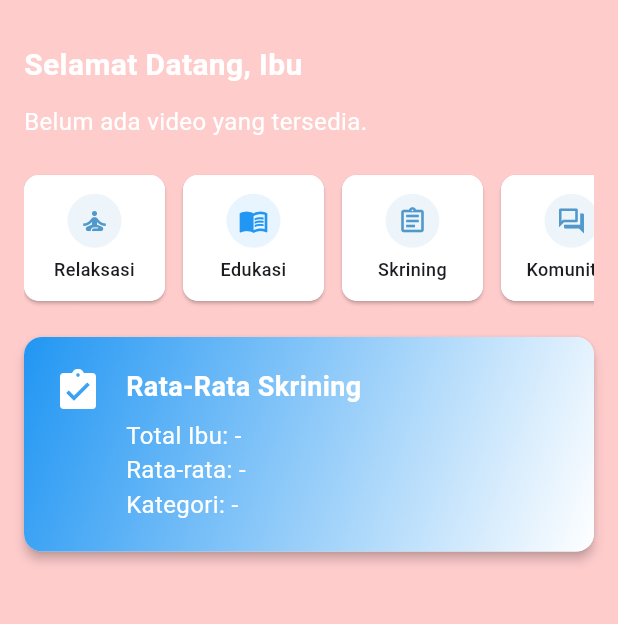
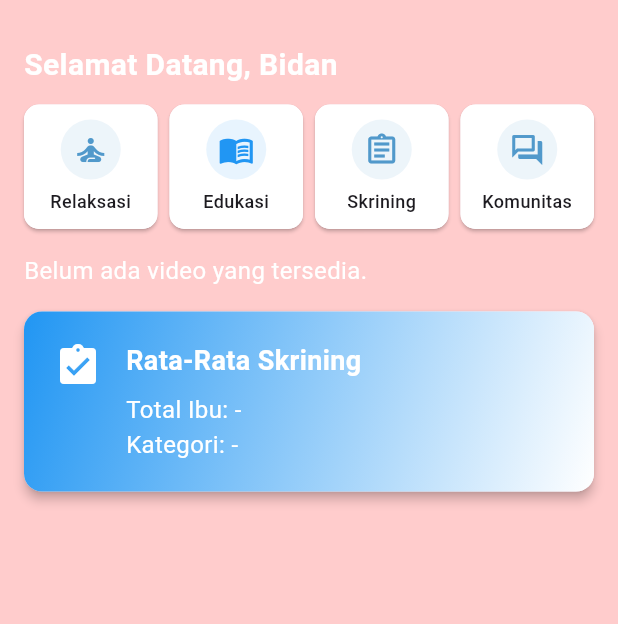
Before and after one commit to Akasshy/mamah-project, a Flutter app: the BerandaBidan screen opened directly, on a phone screen of 412 x 824 dp, the part 101-725 px from its top. Run offline on Flutter 3.47's test engine with Material 3 defaults, Android fonts, the phone set to English and light mode, and no system bars; drawn by our look-alikes of flutter_animate; our stand-ins replace image_picker, shared_preferences, shimmer, smooth_page_indicator, webview_flutter, youtube_player_flutter; accounts and stored records are empty; network calls fail.

Commit message:
update beranda ibu dan bidan

```diff
--- a/lib/bidan/beranda_bidan.dart
+++ b/lib/bidan/beranda_bidan.dart
@@ -5,7 +5,7 @@ import 'package:flutter_animate/flutter_animate.dart';
 import 'package:health_app/app_colors.dart';
 import 'package:health_app/bidan/skrining/skrinings_bidan.dart';
 import 'package:health_app/edukasi/education_page.dart';
-import 'package:health_app/homePage.dart';
+// import 'package:health_app/homePage.dart';
 import 'package:health_app/ibu/beranda/reksasipage.dart';
 import 'package:health_app/ibu/diskusi/diskusi_page.dart';
 import 'package:health_app/ip_config.dart';
@@ -14,7 +14,9 @@ import 'package:http/http.dart' as http;
 import 'package:shared_preferences/shared_preferences.dart';
 import 'package:youtube_player_flutter/youtube_player_flutter.dart';
 
+/// Halaman utama (beranda) untuk pengguna dengan role "Bidan"
 class BerandaBidan extends StatefulWidget {
+  // ignore: use_super_parameters
   const BerandaBidan({Key? key}) : super(key: key);
 
   @override
@@ -22,24 +24,27 @@ class BerandaBidan extends StatefulWidget {
 }
 
 class _BerandaBidanState extends State<BerandaBidan> {
+  // --- Data profil pengguna
   String? userName;
   String? photoUrl;
 
+  // --- Data video relaksasi
   bool isLoadingRelaxation = true;
   Map<String, dynamic>? relaxationVideo;
 
-  // 🔥 Tambahan state untuk data rata-rata skrining
+  // --- Data rata-rata hasil skrining
   bool isLoadingAverage = true;
   Map<String, dynamic>? averageData;
 
   @override
   void initState() {
     super.initState();
-    loadUserData();
-    fetchAndSetRelaxationVideo();
-    fetchAverageScore(); // 🔥 ambil data rata-rata skrining
+    loadUserData(); // ambil data pengguna login
+    fetchAndSetRelaxationVideo(); // ambil video relaksasi dari API
+    fetchAverageScore(); // ambil data rata-rata skrining dari API
   }
 
+  /// Ambil data user dari API `/api/me`
   void loadUserData() async {
     final prefs = await SharedPreferences.getInstance();
     final token = prefs.getString('token');
@@ -71,13 +76,14 @@ class _BerandaBidanState extends State<BerandaBidan> {
     }
   }
 
+  /// Ambil video relaksasi dari API `/api/flyer`
   Future<void> fetchAndSetRelaxationVideo() async {
     try {
       final prefs = await SharedPreferences.getInstance();
       final token = prefs.getString('token');
 
       final response = await http.get(
-        Uri.parse('$baseUrl/api/relaxation-video'),
+        Uri.parse('$baseUrl/api/flyer'),
         headers: {'Authorization': 'Bearer $token'},
       );
 
@@ -86,7 +92,7 @@ class _BerandaBidanState extends State<BerandaBidan> {
       if (response.statusCode == 200) {
         final data = jsonDecode(response.body);
         setState(() {
-          relaxationVideo = data['video']; // pastikan format sesuai API
+          relaxationVideo = data['data']; // ✅ ambil dari field `data`
           isLoadingRelaxation = false;
         });
       } else {
@@ -99,7 +105,58 @@ class _BerandaBidanState extends State<BerandaBidan> {
     }
   }
 
-  // 🔥 Fungsi untuk ambil rata-rata skrining
+  /// Ekstrak ID video dari URL Youtube
+  String? getYoutubeId(String url) {
+    String? id = YoutubePlayer.convertUrlToId(url);
+    if (id != null) return id;
+
+    // fallback jika url berbentuk youtu.be/xxxx
+    Uri uri = Uri.parse(url);
+    if (uri.host.contains("youtu.be")) {
+      return uri.pathSegments.isNotEmpty ? uri.pathSegments[0] : null;
+    }
+    return null;
+  }
+
+  /// Bangun widget video relaksasi
+  Widget _buildVideoSection() {
+    if (isLoadingRelaxation) {
+      return const Center(child: CircularProgressIndicator());
+    } else if (relaxationVideo == null ||
+        relaxationVideo!['file_url'] == null) {
+      return const Text(
+        "Belum ada video yang tersedia.",
+        style: TextStyle(color: Colors.white, fontSize: 16),
+      );
+    } else {
+      final videoUrl = relaxationVideo!['file_url'];
+      final videoId = getYoutubeId(videoUrl ?? '');
+      if (videoId == null) {
+        return const Text("Video tidak valid.");
+      }
+      return Container(
+        width: double.infinity,
+        decoration: BoxDecoration(
+          color: Colors.white,
+          borderRadius: BorderRadius.circular(12),
+          boxShadow: [BoxShadow(color: Colors.black12, blurRadius: 4)],
+        ),
+        padding: const EdgeInsets.all(8),
+        child: AspectRatio(
+          aspectRatio: 16 / 9,
+          child: YoutubePlayer(
+            controller: YoutubePlayerController(
+              initialVideoId: videoId,
+              flags: const YoutubePlayerFlags(autoPlay: false, mute: false),
+            ),
+            showVideoProgressIndicator: true,
+          ),
+        ),
+      ).animate().fadeIn(duration: 500.ms);
+    }
+  }
+
+  /// Ambil data rata-rata skrining dari API `/api/screening/average`
   Future<void> fetchAverageScore() async {
     try {
       final prefs = await SharedPreferences.getInstance();
@@ -128,48 +185,6 @@ class _BerandaBidanState extends State<BerandaBidan> {
     }
   }
 
-  Widget _buildVideoSection() {
-    if (isLoadingRelaxation) {
-      return const Center(child: CircularProgressIndicator());
-    } else if (relaxationVideo == null ||
-        relaxationVideo!['file_url'] == null) {
-      return const Text(
-        "Belum ada video yang tersedia.",
-        style: TextStyle(color: Colors.white, fontSize: 16),
-      );
-    } else {
-      final videoUrl = relaxationVideo!['file_url'];
-      final videoId = YoutubePlayer.convertUrlToId(videoUrl ?? '');
-      if (videoId == null) {
-        return const Text("Video tidak valid.");
-      }
-      return Container(
-        width: double.infinity,
-        decoration: BoxDecoration(
-          color: Colors.white,
-          borderRadius: BorderRadius.circular(12),
-          boxShadow: [BoxShadow(color: Colors.black12, blurRadius: 4)],
-        ),
-        padding: const EdgeInsets.all(8),
-        child: Column(
-          crossAxisAlignment: CrossAxisAlignment.start,
-          children: [
-            AspectRatio(
-              aspectRatio: 16 / 9,
-              child: YoutubePlayer(
-                controller: YoutubePlayerController(
-                  initialVideoId: videoId,
-                  flags: const YoutubePlayerFlags(autoPlay: false, mute: false),
-                ),
-                showVideoProgressIndicator: true,
-              ),
-            ),
-          ],
-        ),
-      ).animate().fadeIn(duration: 500.ms);
-    }
-  }
-
   @override
   Widget build(BuildContext context) {
     return AnnotatedRegion<SystemUiOverlayStyle>(
@@ -181,7 +196,66 @@ class _BerandaBidanState extends State<BerandaBidan> {
         backgroundColor: AppColors.background,
         appBar: PreferredSize(
           preferredSize: const Size.fromHeight(80),
-          child: Container(
+          child: _buildAppBar(),
+        ),
+        body: Padding(
+          padding: const EdgeInsets.all(16.0),
+          child: SingleChildScrollView(
+            child: Column(
+              crossAxisAlignment: CrossAxisAlignment.start,
+              children: [
+                // --- Sambutan
+                Text(
+                  "Selamat Datang, ${userName ?? 'Bidan'}",
+                  style: const TextStyle(
+                    fontSize: 20,
+                    fontWeight: FontWeight.bold,
+                    color: Colors.white,
+                  ),
+                ).animate().fadeIn(duration: 400.ms).slideX(begin: -0.2),
+                const SizedBox(height: 12),
+
+                // --- Menu shortcut
+                _buildMenuRow(),
+
+                const SizedBox(height: 16),
+
+                // --- Video relaksasi
+                _buildVideoSection(),
+
+                const SizedBox(height: 16),
+
+                // --- Card rata-rata skrining
+                GestureDetector(
+                  onTap: () {
+                    Navigator.push(
+                      context,
+                      MaterialPageRoute(
+                        builder: (context) => const SkriningBidan(),
+                      ),
+                    );
+                  },
+                  child: _buildCardTemplate(
+                    title: 'Rata-Rata Skrining',
+                    content: isLoadingAverage
+                        ? "Memuat..."
+                        : "Total Ibu: ${averageData?['total_mothers'] ?? '-'}\n"
+                              "Kategori: ${averageData?['category'] ?? '-'}",
+                    icon: Icons.assignment_turned_in,
+                    color: Colors.blue.shade300,
+                  ).animate().fadeIn(duration: 600.ms).slideY(begin: 0.2),
+                ),
+              ],
+            ),
+          ),
+        ),
+      ),
+    );
+  }
+
+  /// AppBar custom
+  Widget _buildAppBar() {
+    return Container(
       decoration: BoxDecoration(color: AppColors.background),
       padding: const EdgeInsets.only(top: 10.0),
       child: Center(
@@ -204,9 +278,7 @@ class _BerandaBidanState extends State<BerandaBidan> {
                   onTap: () {
                     Navigator.push(
                       context,
-                            MaterialPageRoute(
-                              builder: (context) => ProfilePage(),
-                            ),
+                      MaterialPageRoute(builder: (context) => ProfilePage()),
                     ).then((_) => loadUserData());
                   },
                   child: Row(
@@ -245,34 +317,16 @@ class _BerandaBidanState extends State<BerandaBidan> {
           ),
         ),
       ),
-          ),
-        ),
-        body: Padding(
-          padding: const EdgeInsets.all(16.0),
-          child: SingleChildScrollView(
-            child: Column(
-              crossAxisAlignment: CrossAxisAlignment.start,
+    );
+  }
+
+  /// Deretan menu utama (Relaksasi, Edukasi, Skrining, Komunitas)
+  Widget _buildMenuRow() {
+    return Row(
+      mainAxisAlignment: MainAxisAlignment.spaceBetween,
       children: [
-                Text(
-                  "Selamat Datang, ${userName ?? 'Ibu'}",
-                  style: const TextStyle(
-                    fontSize: 20,
-                    fontWeight: FontWeight.bold,
-                    color: Colors.white,
-                  ),
-                ).animate().fadeIn(duration: 400.ms).slideX(begin: -0.2),
-                const SizedBox(height: 12),
-                _buildVideoSection(),
-
-                const SizedBox(height: 16),
-
-                SizedBox(
-                  height: 100,
-                  child: ListView(
-                    scrollDirection: Axis.horizontal,
-                    padding: const EdgeInsets.symmetric(vertical: 8),
-                    children: [
-                      _buildMenuCard(
+        Expanded(
+          child: _buildMenuCard(
             context,
             'Relaksasi',
             Icons.self_improvement_outlined,
@@ -280,14 +334,14 @@ class _BerandaBidanState extends State<BerandaBidan> {
             () {
               Navigator.push(
                 context,
-                            MaterialPageRoute(
-                              builder: (context) => RelaxasiPage(),
-                            ),
+                MaterialPageRoute(builder: (context) => RelaxasiPage()),
               );
             },
           ),
-                      const SizedBox(width: 12),
-                      _buildMenuCard(
+        ),
+        const SizedBox(width: 8),
+        Expanded(
+          child: _buildMenuCard(
             context,
             'Edukasi',
             Icons.menu_book_outlined,
@@ -295,14 +349,14 @@ class _BerandaBidanState extends State<BerandaBidan> {
             () {
               Navigator.push(
                 context,
-                            MaterialPageRoute(
-                              builder: (context) => EducationPage(),
-                            ),
+                MaterialPageRoute(builder: (context) => EducationPage()),
               );
             },
           ),
-                      const SizedBox(width: 12),
-                      _buildMenuCard(
+        ),
+        const SizedBox(width: 8),
+        Expanded(
+          child: _buildMenuCard(
             context,
             'Skrining',
             Icons.assignment_outlined,
@@ -310,14 +364,14 @@ class _BerandaBidanState extends State<BerandaBidan> {
             () {
               Navigator.push(
                 context,
-                            MaterialPageRoute(
-                              builder: (context) => SkriningBidan(),
-                            ),
+                MaterialPageRoute(builder: (context) => SkriningBidan()),
               );
             },
           ),
-                      const SizedBox(width: 12),
-                      _buildMenuCard(
+        ),
+        const SizedBox(width: 8),
+        Expanded(
+          child: _buildMenuCard(
             context,
             'Komunitas',
             Icons.forum_outlined,
@@ -325,43 +379,12 @@ class _BerandaBidanState extends State<BerandaBidan> {
             () {
               Navigator.push(
                 context,
-                            MaterialPageRoute(
-                              builder: (context) => DiskusiPage(),
-                            ),
+                MaterialPageRoute(builder: (context) => DiskusiPage()),
               );
             },
           ),
-                    ],
-                  ),
-                ),
-                const SizedBox(height: 16),
-
-                // 🔥 Card dengan data API
-                GestureDetector(
-                  onTap: () {
-                    Navigator.push(
-                      context,
-                      MaterialPageRoute(
-                        builder: (context) => const SkriningBidan(),
-                      ),
-                    );
-                  },
-                  child: _buildCardTemplate(
-                    title: 'Rata-Rata Skrining',
-                    content: isLoadingAverage
-                        ? "Memuat..."
-                        : "Total Ibu: ${averageData?['total_mothers'] ?? '-'}\n"
-                              "Rata-rata: ${averageData?['average_score'] ?? '-'}\n"
-                              "Kategori: ${averageData?['category'] ?? '-'}",
-                    icon: Icons.assignment_turned_in,
-                    color: Colors.blue.shade300,
-                  ).animate().fadeIn(duration: 600.ms).slideY(begin: 0.2),
         ),
       ],
-            ),
-          ),
-        ),
-      ),
     );
   }
 
@@ -379,7 +402,6 @@ class _BerandaBidanState extends State<BerandaBidan> {
         borderRadius: BorderRadius.circular(10),
         onTap: onTap,
         child: Container(
-          width: 94,
           padding: const EdgeInsets.all(10),
           decoration: BoxDecoration(
             color: Colors.white,
@@ -391,10 +413,11 @@ class _BerandaBidanState extends State<BerandaBidan> {
               Container(
                 padding: const EdgeInsets.all(8),
                 decoration: BoxDecoration(
+                  // ignore: deprecated_member_use
                   color: color.withOpacity(0.1),
                   shape: BoxShape.circle,
                 ),
-                child: Icon(icon, size: 20, color: color),
+                child: Icon(icon, size: 24, color: color),
               ),
               const SizedBox(height: 6),
               Text(
@@ -412,6 +435,7 @@ class _BerandaBidanState extends State<BerandaBidan> {
     );
   }
 
+  /// Template kartu informasi (contoh: rata-rata skrining)
   Widget _buildCardTemplate({
     required String title,
     required String content,
```
Also changed, not shown: lib/edukasi/education_page.dart (+32 -31 lines), lib/ibu/beranda/beranda_page.dart (+24 -29 lines), pubspec.lock. Lines whose indentation alone changed are shown as unchanged.
